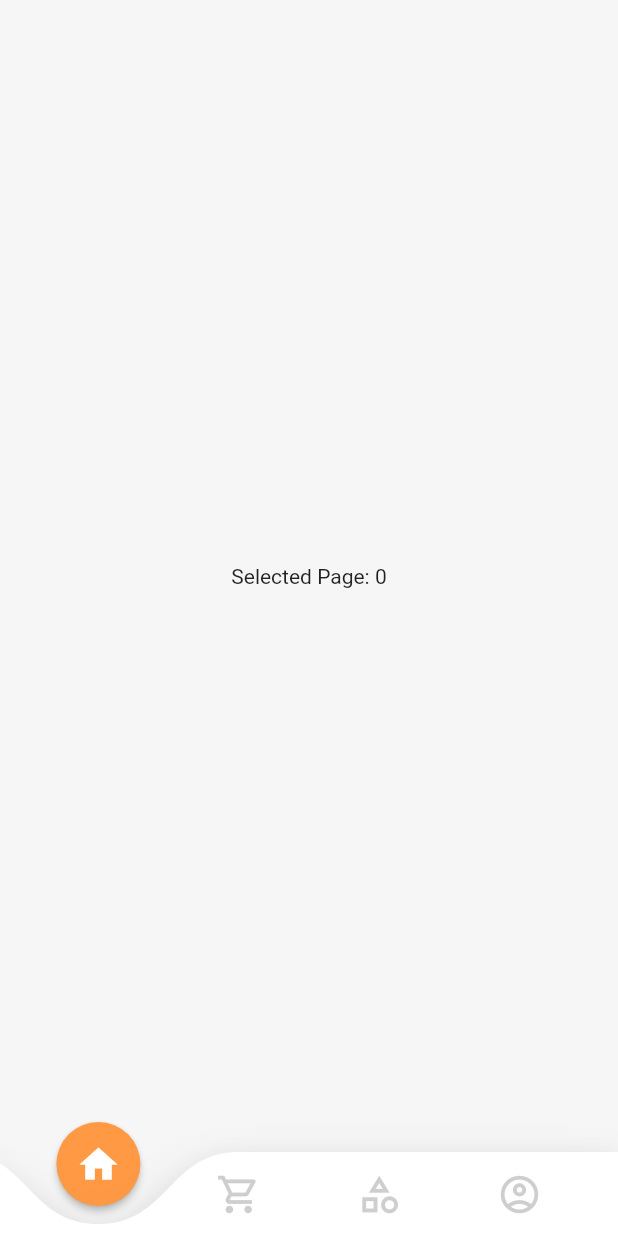
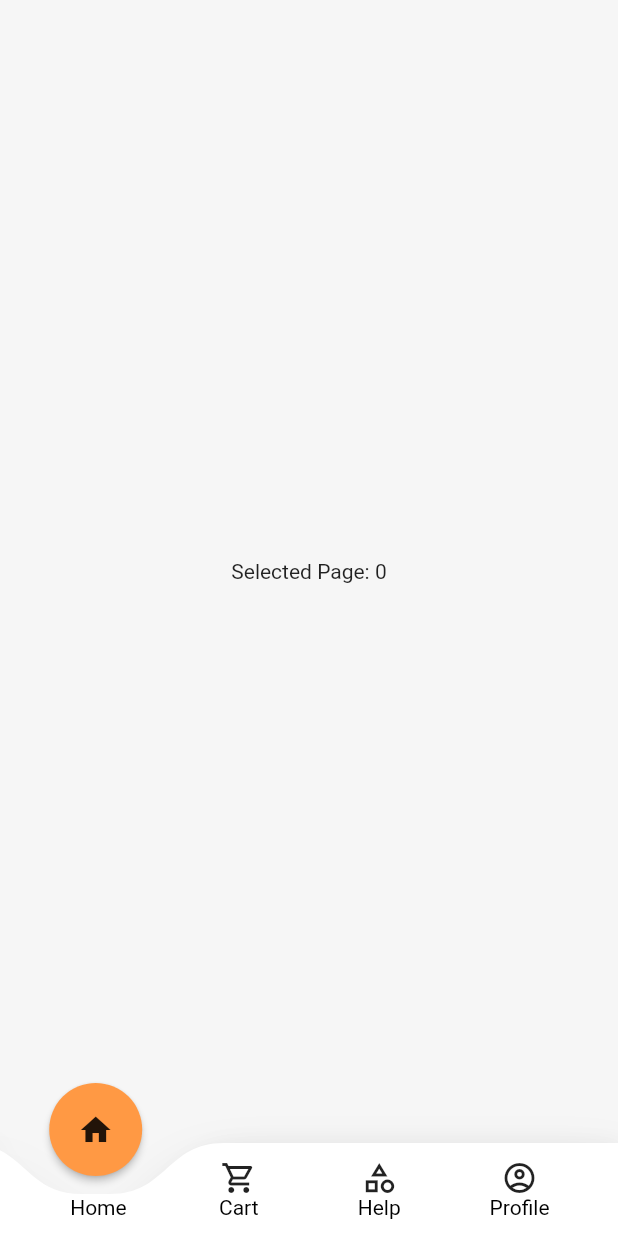
Before and after one commit to akashom53/awesome_bottom_navigation_package, a Flutter app: the screen it shows after launch, on a phone screen of 412 x 824 dp. Run offline on Flutter 3.47's test engine with Material 2 defaults, Android fonts, the phone set to English and light mode, and no system bars.

Commit message:
BottomNav - Fixed animation and UI

````diff
--- a/example/lib/main.dart
+++ b/example/lib/main.dart
@@ -38,20 +38,8 @@ class _ExampleHomePageState extends State<ExampleHomePage> {
         ),
       ),
       bottomNavigationBar: AwesomeBottomNav(
-        icons: [
-          Icons.home_outlined,
-          Icons.shopping_cart_outlined,
-          Icons.category_outlined,
-          Icons.account_circle_outlined,
-          // Icons.settings_outlined,
-        ],
-        highlightedIcons: [
-          Icons.home,
-          Icons.shopping_cart,
-          Icons.category,
-          Icons.account_circle,
-          // Icons.settings,
-        ],
+        menuItems: _getMenuItems(),
+        highlightedIcons: _getHighlightedIcons(),
         onTapped: (int value) {
           setState(() {
             selectedIndex = value;
@@ -64,4 +52,39 @@ class _ExampleHomePageState extends State<ExampleHomePage> {
       ),
     );
   }
+
+  List<Widget> _getHighlightedIcons() {
+    final List<Icon> _items = List<Icon>.empty(growable: true);
+    _items.add(Icon(Icons.home,));
+    _items.add(Icon(Icons.shopping_cart,));
+    _items.add(Icon(Icons.category,));
+    _items.add(Icon(Icons.account_circle,));
+    return _items;
+  }
+
+  List<Widget> _getMenuItems() {
+    final List<Widget> items = List<Widget>.empty(growable: true);
+    items.add(_getMenu(Icons.home_outlined, "Home"));
+    items.add(_getMenu(Icons.shopping_cart_outlined, "Cart"));
+    items.add(_getMenu(Icons.category_outlined, "Help"));
+    items.add(_getMenu(Icons.account_circle_outlined, "Profile"));
+    return items;
+  }
+
+  Widget _getMenu(final IconData icon, final String text) {
+    return Column(
+      mainAxisSize: MainAxisSize.max,
+      crossAxisAlignment: CrossAxisAlignment.center,
+      mainAxisAlignment: MainAxisAlignment.center,
+      children: [
+        Icon(
+          icon,
+        ),
+        Text(
+          text,
+          style: TextStyle(color: Colors.black),
+        )
+      ],
+    );
+  }
 }
--- a/example/pubspec.yaml
+++ b/example/pubspec.yaml
@@ -29,6 +29,10 @@ dependencies:
   # The following adds the Cupertino Icons font to your application.
   # Use with the CupertinoIcons class for iOS style icons.
   cupertino_icons: ^1.0.0
+
+dependency_overrides:
+  awesome_bottom_navigation:
+    path: ../
 
 dev_dependencies:
   flutter_test:
--- a/lib/src/bottom_nav.dart
+++ b/lib/src/bottom_nav.dart
@@ -2,6 +2,7 @@ import 'package:flutter/material.dart';
 import 'clipper.dart';
 import 'consts.dart';
 import 'shadow_painter.dart';
+import 'custom_extension.dart';
 
 /// A Bottom Navigation Bar that comes with beautiful animation stylish curves.
 ///
@@ -46,10 +47,14 @@ import 'shadow_painter.dart';
 /// ```
 class AwesomeBottomNav extends StatefulWidget {
   /// List of icons of type [IconData] to be shown in the bottom navigation in unselected state.
-  final List<IconData> icons;
+  // final List<IconData> icons;
 
   /// List of icons of type [IconData] to be shown in the bottom navigation in selected state.
-  final List<IconData> highlightedIcons;
+  final List<Widget> highlightedIcons;
+
+  // final List<String> iconText;
+
+  final List<Widget> menuItems;
 
   /// Color of highlight
   final Color highlightColor;
@@ -61,13 +66,15 @@ class AwesomeBottomNav extends StatefulWidget {
 
   const AwesomeBottomNav({
     Key? key,
-    required this.icons,
+    // required this.icons,
     required this.highlightedIcons,
+    required this.menuItems,
     required this.highlightColor,
     required this.onTapped,
     required this.bodyBgColor,
     required this.navBgColor,
     required this.navFgColor,
+    // required this.iconText,
   }) : super(key: key);
 
   @override
@@ -97,12 +104,12 @@ class _AwesomeBottomNavState extends State<AwesomeBottomNav>
       ),
     );
     _sinkAnimation =
-        Tween(begin: -20.0, end: kNavSize.toDouble()).animate(CurvedAnimation(
+        Tween(begin: -40.0, end: kNavSize.toDouble()).animate(CurvedAnimation(
       parent: _animationController,
       curve: Interval(0.0, 0.25, curve: Curves.easeInOutSine),
     ));
     _riseAnimation =
-        Tween(end: -20.0, begin: kNavSize.toDouble()).animate(CurvedAnimation(
+        Tween(end: -40.0, begin: kNavSize.toDouble()).animate(CurvedAnimation(
       parent: _animationController,
       curve: Interval(0.75, 1.0, curve: Curves.easeInOutSine),
     ));
@@ -126,7 +133,7 @@ class _AwesomeBottomNavState extends State<AwesomeBottomNav>
 
   double _getMainCircleTop() {
     if (!_animationController.isAnimating) {
-      return -20;
+      return -40;
     }
 
     if (_animationController.value < 0.5) {
@@ -137,8 +144,8 @@ class _AwesomeBottomNavState extends State<AwesomeBottomNav>
   }
 
   double _getMainCircleLeft(Size size) {
-    final totalPadding = size.width - (kNavSize * widget.icons.length);
-    final singlePadding = totalPadding / (widget.icons.length + 1);
+    final totalPadding = size.width - (kNavSize * widget.highlightedIcons.length);
+    final singlePadding = totalPadding / (widget.highlightedIcons.length + 1);
     return ((_animationController.isAnimating
                 ? _posXAnimation.value
                 : _selectedIndex) *
@@ -164,11 +171,7 @@ class _AwesomeBottomNavState extends State<AwesomeBottomNav>
             clipBehavior: Clip.antiAlias,
             type: MaterialType.circle,
             elevation: 2,
-            child: Icon(
-              widget.highlightedIcons[_selectedIndex],
-              color: Colors.white,
-              size: 30,
-            ),
+            child: widget.highlightedIcons[_selectedIndex],
           ),
         ),
       ),
@@ -184,7 +187,7 @@ class _AwesomeBottomNavState extends State<AwesomeBottomNav>
           animatedIndex: _animationController.isAnimating
               ? _posXAnimation.value
               : _selectedIndex * 1.0,
-          numberOfTabs: widget.icons.length,
+          numberOfTabs: widget.highlightedIcons.length,
         ),
         child: ClipPath(
           clipBehavior: Clip.antiAlias,
@@ -193,7 +196,7 @@ class _AwesomeBottomNavState extends State<AwesomeBottomNav>
             animatedIndex: _animationController.isAnimating
                 ? _posXAnimation.value
                 : _selectedIndex * 1.0,
-            numberOfTabs: widget.icons.length,
+            numberOfTabs: widget.highlightedIcons.length,
           ),
           child: Container(
             height: kNavSize + MediaQuery.of(context).padding.bottom,
@@ -202,25 +205,18 @@ class _AwesomeBottomNavState extends State<AwesomeBottomNav>
               child: Row(
                 mainAxisAlignment: MainAxisAlignment.spaceEvenly,
                 crossAxisAlignment: CrossAxisAlignment.start,
-                children: widget.icons
-                    .map<Widget>((icon) => InkWell(
-                          borderRadius: BorderRadius.circular(kNavSize),
+                children: widget.menuItems.mapIndexed((e, i) => GestureDetector(
                   onTap: () {
-                            _tapped(widget.icons.indexOf(icon));
+                    _tapped(widget.menuItems.indexOf(widget.menuItems[i]));
                   },
                   child: Container(
                     height: 64,
                     width: 56,
                     child: Center(
-                              child: Icon(
-                                icon,
-                                size: 30,
-                                color: widget.navFgColor,
+                      child: widget.menuItems[i],
                     ),
                   ),
-                          ),
-                        ))
-                    .toList(),
+                )).toList(),
               ),
             ),
           ),
--- a/lib/src/clipper.dart
+++ b/lib/src/clipper.dart
@@ -4,7 +4,7 @@ import 'package:vector_math/vector_math_64.dart';
 
 class BottomNavClipper extends CustomClipper<Path> {
   final int numberOfTabs;
-  final double notchHeight = kNavSize - 8;
+  final double notchHeight = kNavSize - 28;
   final topPaddingFactor = 0.0;
   final BuildContext context;
 
@@ -26,7 +26,7 @@ class BottomNavClipper extends CustomClipper<Path> {
     var path = Path();
     path.moveTo(0, 0);
     final sectionWidth = (size.width - paddingW) / numberOfTabs;
-    final curveControlOffset = sectionWidth * 0.5;
+    final curveControlOffset = sectionWidth * 0.4;
 
     final topPadding = topPaddingFactor * size.height;
     path.lineTo(
--- a/lib/src/consts.dart
+++ b/lib/src/consts.dart
@@ -1 +1 @@
-const double kNavSize = 56.0;
+const double kNavSize = 62.0;
--- /dev/null
+++ b/lib/src/custom_extension.dart
@@ -0,0 +1,12 @@
+extension ExtendedIterable<E> on Iterable<E> {
+  /// Like Iterable<T>.map but callback have index as second argument
+  Iterable<T> mapIndexed<T>(T Function(E e, int i) f) {
+    var i = 0;
+    return map((e) => f(e, i++));
+  }
+
+  void forEachIndexed(void Function(E e, int i) f) {
+    var i = 0;
+    forEach((e) => f(e, i++));
+  }
+}
````
Also changed, not shown: example/pubspec.lock. Lines whose indentation alone changed are shown as unchanged.
